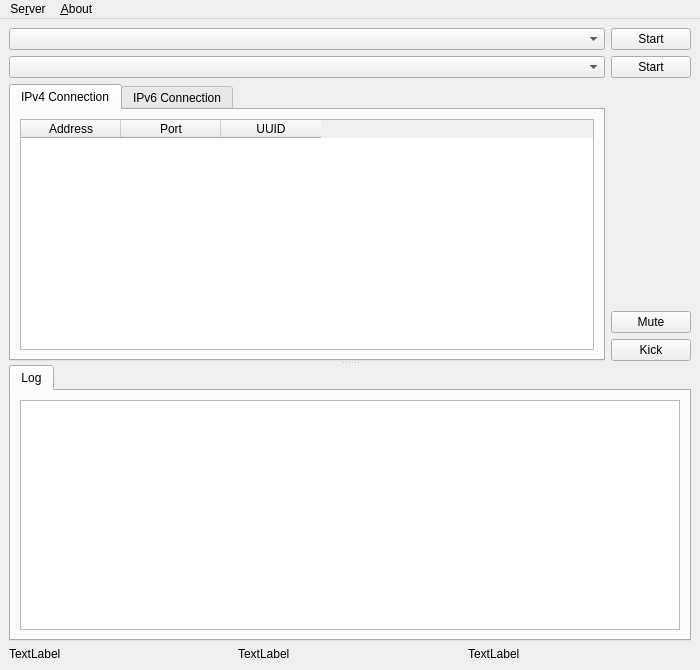
Before: the Qt Designer form aqua-qt/qt-server/src/ui/ServerMainWindow.ui in aquawius/aqua, drawn with Qt 5.
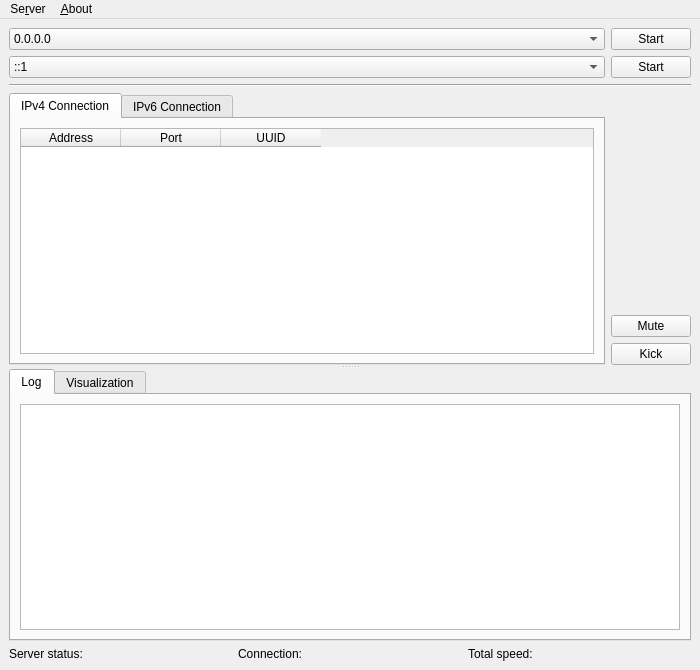
After: the same form once the commit is applied.

Commit message: aqua_qt_server: success open GUI.

What changed in the file:
```diff
--- a/aqua-qt/qt-server/src/ui/ServerMainWindow.ui
+++ b/aqua-qt/qt-server/src/ui/ServerMainWindow.ui
@@ -40,10 +40,22 @@
        </widget>
       </item>
       <item row="1" column="0">
-       <widget class="QComboBox" name="comboBox_IPv6AddrSelector"/>
+       <widget class="QComboBox" name="comboBox_IPv6AddrSelector">
+        <item>
+         <property name="text">
+          <string>::1</string>
+         </property>
+        </item>
+       </widget>
       </item>
       <item row="0" column="0">
-       <widget class="QComboBox" name="comboBox_IPv4AddrSelector"/>
+       <widget class="QComboBox" name="comboBox_IPv4AddrSelector">
+        <item>
+         <property name="text">
+          <string>0.0.0.0</string>
+         </property>
+        </item>
+       </widget>
       </item>
       <item row="0" column="1">
        <widget class="QPushButton" name="pushButton_IPv4ToggleStart">
@@ -54,6 +66,13 @@
       </item>
      </layout>
     </item>
+    <item>
+     <widget class="Line" name="line">
+      <property name="orientation">
+       <enum>Qt::Orientation::Horizontal</enum>
+      </property>
+     </widget>
+    </item>
     <item>
      <widget class="QSplitter" name="splitter">
       <property name="orientation">
@@ -165,8 +184,8 @@
         </item>
        </layout>
       </widget>
-      <widget class="QWidget" name="layoutWidget">
-       <layout class="QVBoxLayout" name="verticalLayout_4">
+      <widget class="QWidget" name="layoutWidget_Logger">
+       <layout class="QVBoxLayout" name="verticalLayout_MultiInfo">
         <item>
          <widget class="QTabWidget" name="tabWidget_2">
           <property name="currentIndex">
@@ -176,7 +195,7 @@
            <attribute name="title">
             <string>Log</string>
            </attribute>
-           <layout class="QHBoxLayout" name="horizontalLayout">
+           <layout class="QVBoxLayout" name="verticalLayout_Logger">
             <item>
              <widget class="QTextBrowser" name="textBrowser">
               <property name="sizePolicy">
@@ -189,6 +208,12 @@
             </item>
            </layout>
           </widget>
+          <widget class="QWidget" name="tabVisualization">
+           <attribute name="title">
+            <string>Visualization</string>
+           </attribute>
+           <layout class="QVBoxLayout" name="verticalLayout_Visualization"/>
+          </widget>
          </widget>
         </item>
        </layout>
@@ -200,21 +225,21 @@
       <item>
        <widget class="QLabel" name="runningStatus">
         <property name="text">
-         <string>TextLabel</string>
+         <string>Server status: </string>
         </property>
        </widget>
       </item>
       <item>
        <widget class="QLabel" name="connectionNum">
         <property name="text">
-         <string>TextLabel</string>
+         <string>Connection: </string>
         </property>
        </widget>
       </item>
       <item>
        <widget class="QLabel" name="speed">
         <property name="text">
-         <string>TextLabel</string>
+         <string>Total speed: </string>
         </property>
        </widget>
       </item>
```
Left out of the diff: 50 changed lines with no effect on the pictures. The commit also changes 5 other files.
